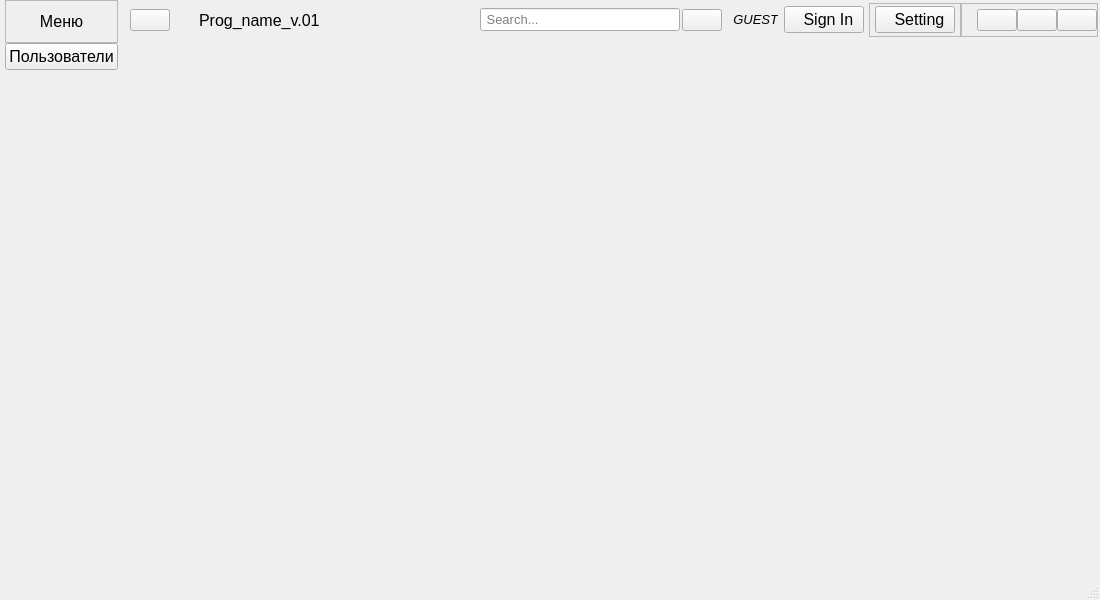
Above: dev5.ui from fantozes/qt_mask before the change. Below: the same form after it.
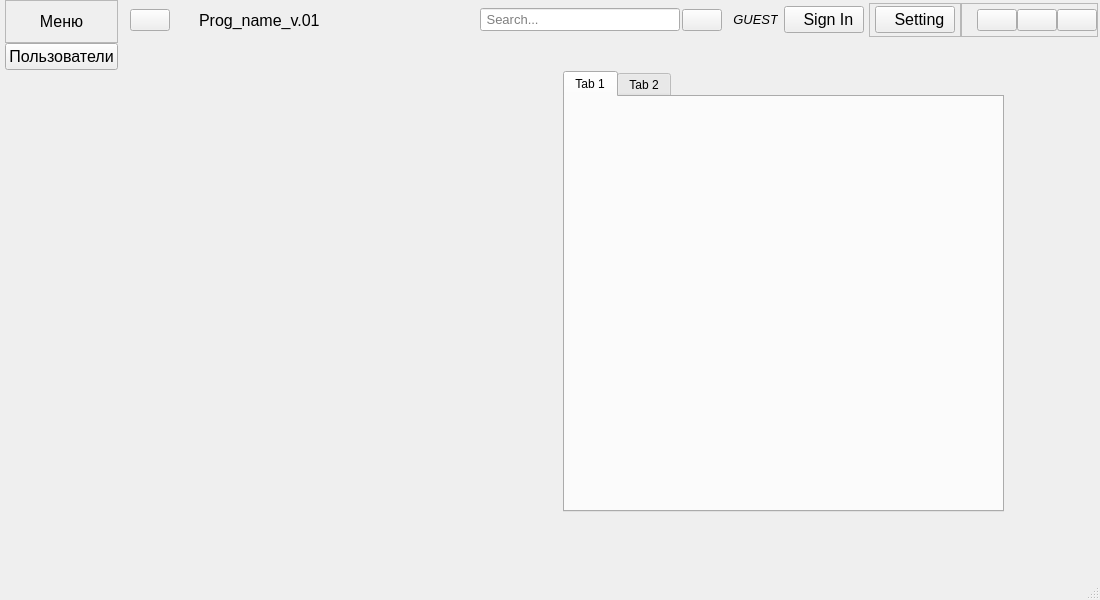
That is the form after the change. Icons and pictures are not drawn.

```diff
--- a/dev5.ui
+++ b/dev5.ui
@@ -755,7 +755,16 @@
         </widget>
        </item>
        <item>
+        <widget class="QWidget" name="bg_widget" native="true">
         <widget class="QStackedWidget" name="bodyWidget">
+          <property name="geometry">
+           <rect>
+            <x>20</x>
+            <y>40</y>
+            <width>381</width>
+            <height>401</height>
+           </rect>
+          </property>
          <property name="maximumSize">
           <size>
            <width>16777215</width>
@@ -768,6 +777,33 @@
          <property name="styleSheet">
           <string notr="true"/>
          </property>
+          <property name="currentIndex">
+           <number>0</number>
+          </property>
+          <widget class="QWidget" name="page_0"/>
+          <widget class="QWidget" name="page_1"/>
+          <widget class="QWidget" name="page_2"/>
+         </widget>
+         <widget class="QTabWidget" name="tabWidget">
+          <property name="geometry">
+           <rect>
+            <x>440</x>
+            <y>30</y>
+            <width>441</width>
+            <height>441</height>
+           </rect>
+          </property>
+          <widget class="QWidget" name="tab">
+           <attribute name="title">
+            <string>Tab 1</string>
+           </attribute>
+          </widget>
+          <widget class="QWidget" name="tab_2">
+           <attribute name="title">
+            <string>Tab 2</string>
+           </attribute>
+          </widget>
+         </widget>
         </widget>
        </item>
       </layout>
```
Lines whose indentation alone changed are shown as unchanged.
